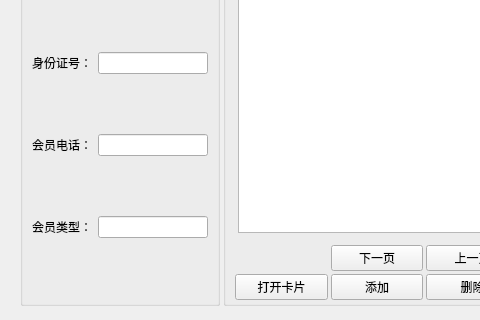
Above: src/vipwidget.ui from daodaoliang/caicai before the change; both pictures show x 0 to 480 and y 291 to 611 of the 742 by 611 pixel window. Below: the same form after it.
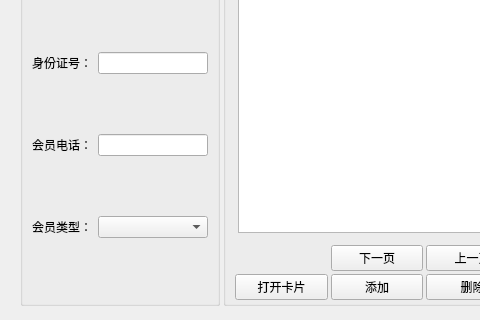
That is the form after the change.

Commit message: 添加修改会员信息，会员类型改为下拉列表

```diff
--- a/src/vipwidget.ui
+++ b/src/vipwidget.ui
@@ -95,7 +95,7 @@
            </widget>
           </item>
           <item row="5" column="1">
-           <widget class="QLineEdit" name="lineEdit_MemType"/>
+           <widget class="QComboBox" name="Box_MemType"/>
           </item>
          </layout>
         </widget>
```
Left out of the diff: 63 changed lines with no effect on the pictures. The commit also changes 2 other files.
